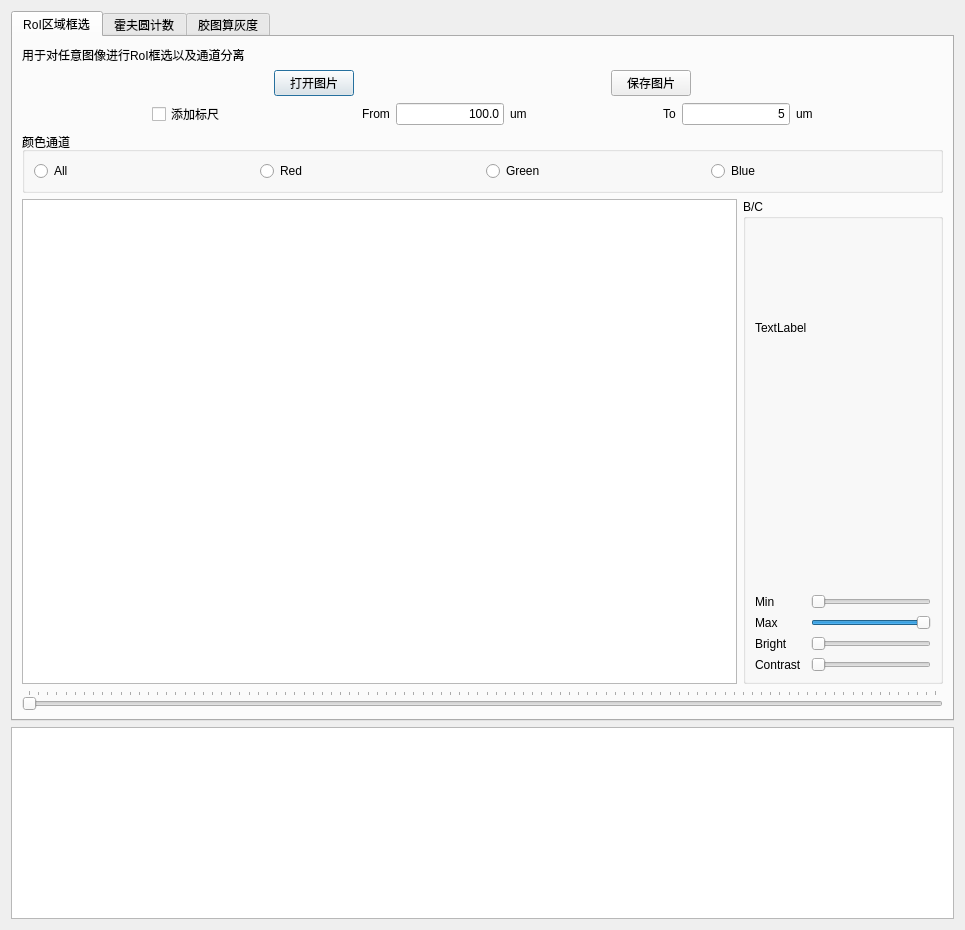
Above: uic/main_dialog.ui from mulin-xml/wwy2 before the change. Below: the same form after it.
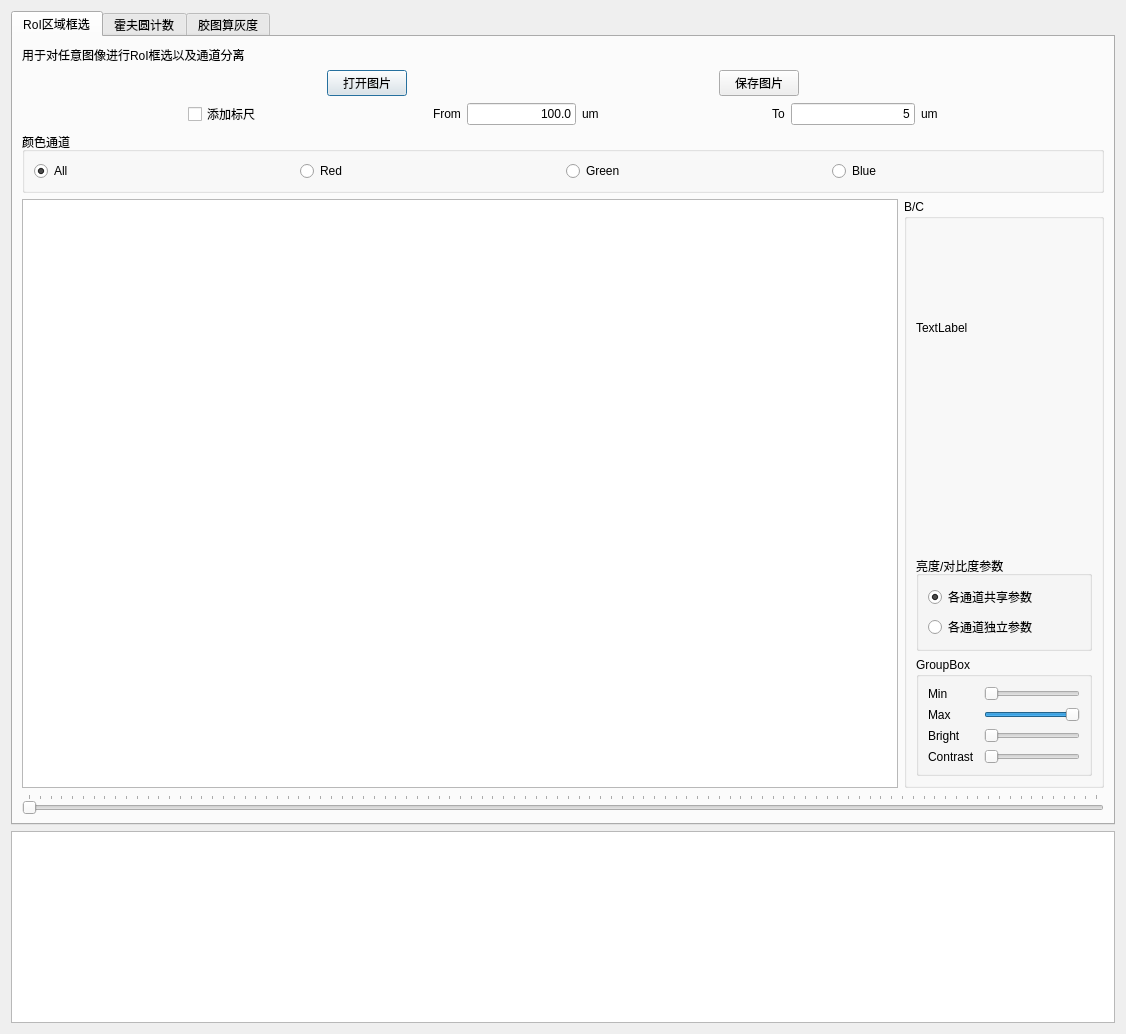
That is the form after the change. Custom widgets are drawn as their Qt base class.

What changed in the file:
```diff
--- a/uic/main_dialog.ui
+++ b/uic/main_dialog.ui
@@ -6,8 +6,8 @@
    <rect>
     <x>0</x>
     <y>0</y>
-    <width>965</width>
-    <height>930</height>
+    <width>1126</width>
+    <height>1034</height>
    </rect>
   </property>
   <property name="sizePolicy">
@@ -230,6 +230,9 @@
             <property name="text">
              <string>All</string>
             </property>
+            <property name="checked">
+             <bool>true</bool>
+            </property>
            </widget>
           </item>
           <item>
@@ -285,7 +288,7 @@
            <property name="title">
             <string>B/C</string>
            </property>
-           <layout class="QVBoxLayout" name="verticalLayout">
+           <layout class="QVBoxLayout" name="verticalLayout_7">
             <item>
              <widget class="QLabel" name="label_15">
               <property name="minimumSize">
@@ -313,6 +316,38 @@
              </spacer>
             </item>
             <item>
+             <widget class="QGroupBox" name="tab1ParaGroup">
+              <property name="title">
+               <string>亮度/对比度参数</string>
+              </property>
+              <layout class="QVBoxLayout" name="verticalLayout">
+               <item>
+                <widget class="QRadioButton" name="radioButton_5">
+                 <property name="text">
+                  <string>各通道共享参数</string>
+                 </property>
+                 <property name="checked">
+                  <bool>true</bool>
+                 </property>
+                </widget>
+               </item>
+               <item>
+                <widget class="QRadioButton" name="radioButton_6">
+                 <property name="text">
+                  <string>各通道独立参数</string>
+                 </property>
+                </widget>
+               </item>
+              </layout>
+             </widget>
+            </item>
+            <item>
+             <widget class="QGroupBox" name="tab1BCBar">
+              <property name="title">
+               <string>GroupBox</string>
+              </property>
+              <layout class="QVBoxLayout" name="verticalLayout_6">
+               <item>
              <layout class="QHBoxLayout" name="horizontalLayout_8">
               <item>
                <widget class="QLabel" name="label_8">
@@ -428,6 +463,9 @@
                </widget>
               </item>
              </layout>
+               </item>
+              </layout>
+             </widget>
             </item>
            </layout>
           </widget>
```
Lines whose indentation alone changed are shown as unchanged.
